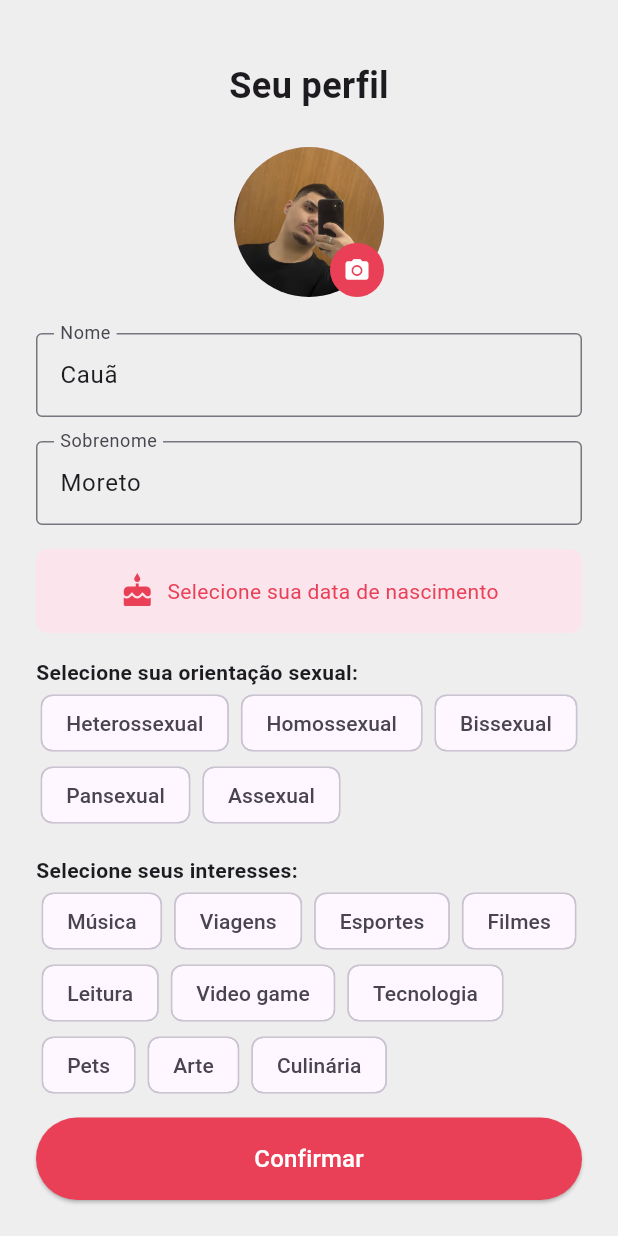
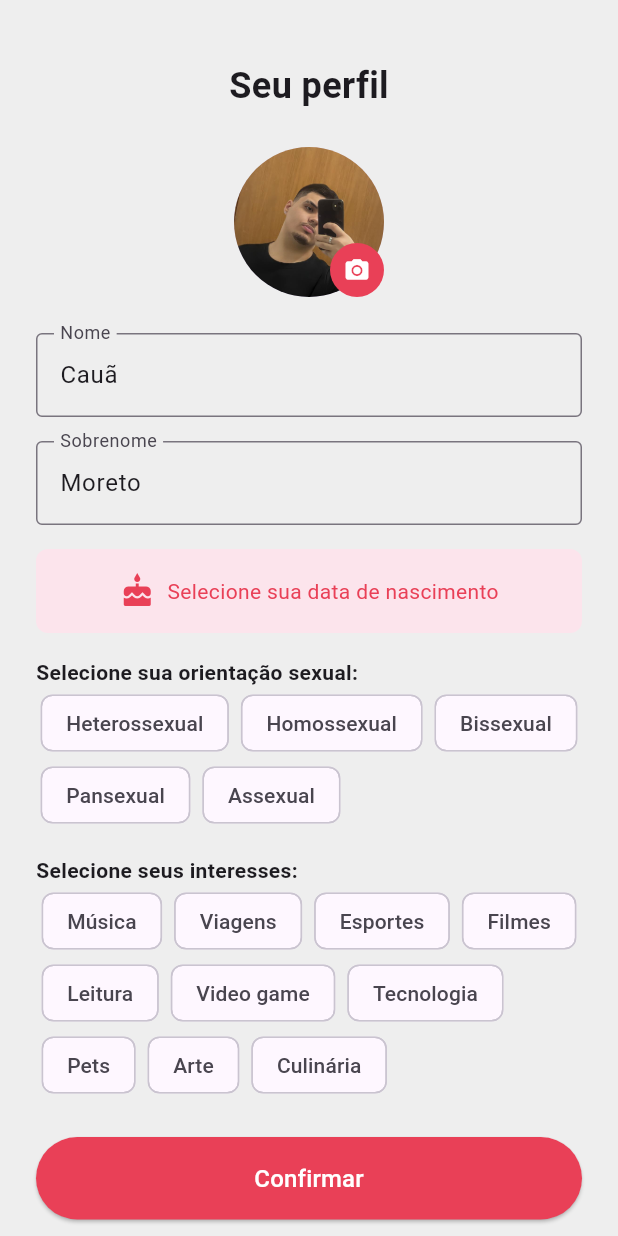
Before and after one commit to AngeloZovaro/DatingApp-FlutterProject, a Flutter app: the ProfileScreen screen opened directly, on a phone screen of 412 x 824 dp. Run offline on Flutter 3.47's test engine with Material 3 defaults, Android fonts, the phone set to English and light mode, and no system bars; our stand-ins replace intl_phone_field.

```diff
--- a/lib/screens/profile_screen.dart
+++ b/lib/screens/profile_screen.dart
@@ -56,8 +56,9 @@ class _ProfileScreenState extends State<ProfileScreen> {
   Widget build(BuildContext context) {
     return Scaffold(
       backgroundColor: Colors.grey.shade200,
+      resizeToAvoidBottomInset: true,
       body: SafeArea(
-        child: Padding(
+        child: SingleChildScrollView(
           padding: const EdgeInsets.all(24.0),
           child: Column(
             crossAxisAlignment: CrossAxisAlignment.center,
@@ -171,7 +172,7 @@ class _ProfileScreenState extends State<ProfileScreen> {
                   );
                 }).toList(),
               ),
-              const Spacer(),
+              const SizedBox(height: 24),
               SizedBox(
                 width: double.infinity,
                 child: ElevatedButton(
@@ -180,7 +181,7 @@ class _ProfileScreenState extends State<ProfileScreen> {
                     padding: const EdgeInsets.symmetric(vertical: 16),
                   ),
                   onPressed: () {
-                    // Aqui você pode tratar o envio dos dados
+                    // Tratar o envio dos dados aqui
                   },
                   child: const Text("Confirmar",
                       style: TextStyle(color: Colors.white, fontSize: 16)),
--- a/pubspec.yaml
+++ b/pubspec.yaml
@@ -9,8 +9,10 @@ environment:
 dependencies:
   flutter:
     sdk: flutter
+  flutter_localizations:
+    sdk: flutter
   intl_phone_field: ^3.2.0
-  intl: ^0.18.1
+  intl: ^0.19.0
 
 dev_dependencies:
   flutter_test:
@@ -19,6 +21,7 @@ dev_dependencies:
 
 flutter:
   uses-material-design: true
+  generate: true
   assets:
     - lib/assets/
     - lib/assets/icons/
```
Also changed, not shown: lib/main.dart (+17 -1 lines), pubspec.lock.
